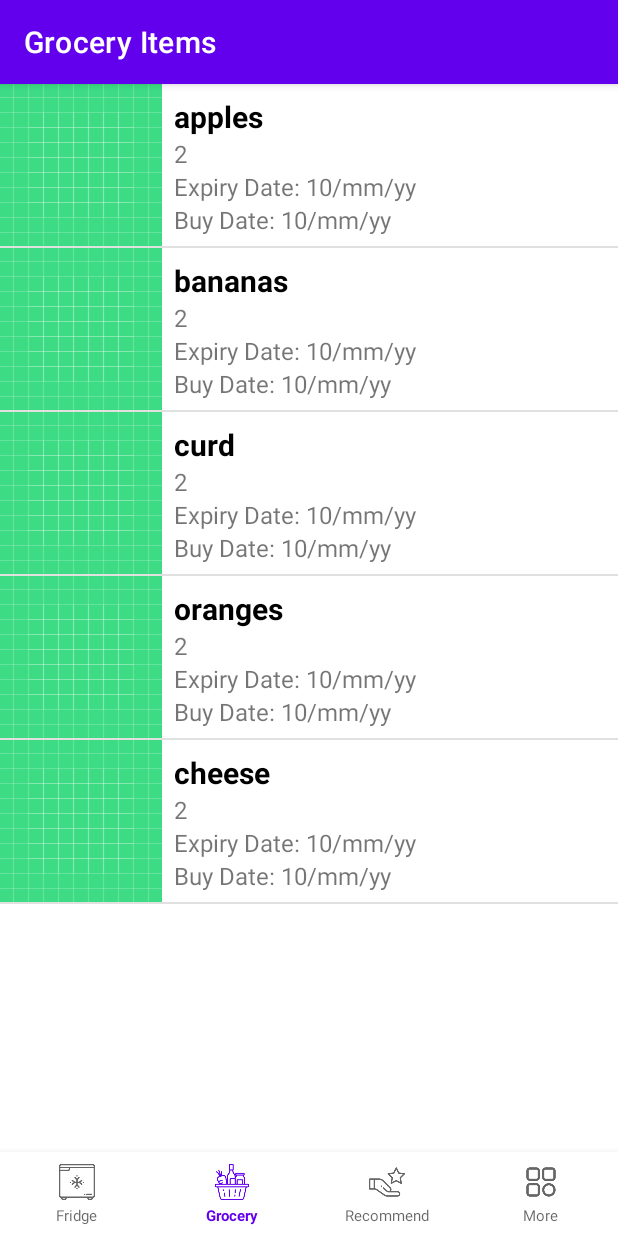
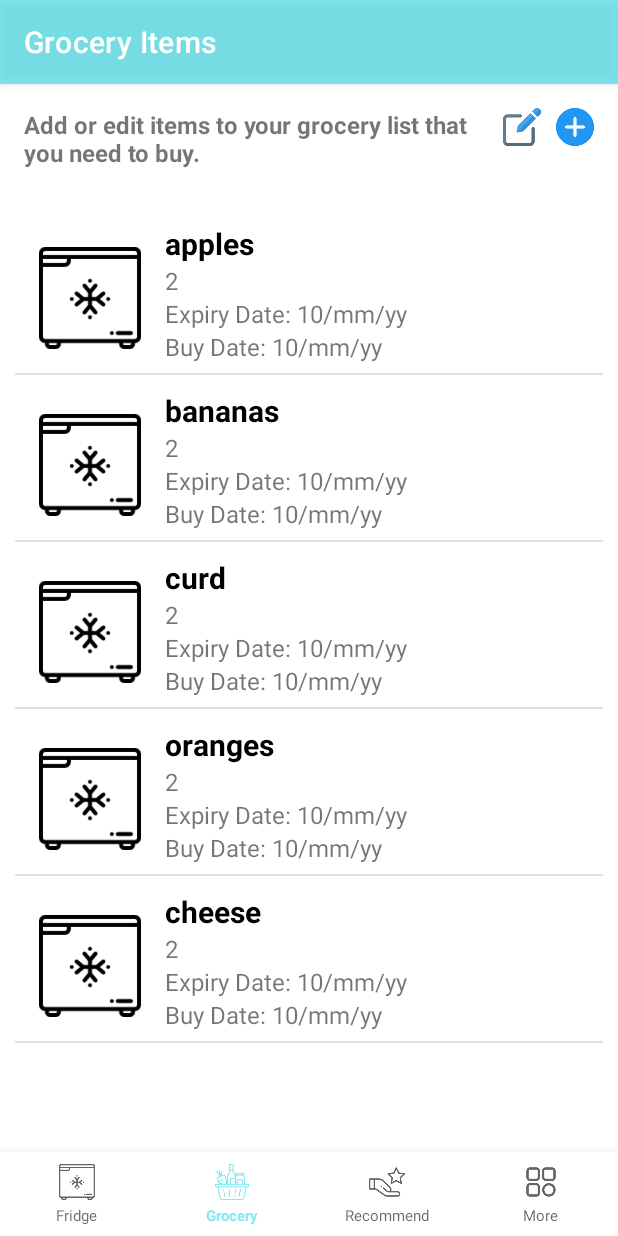
Before and after one commit to ankiarora/Frigg-frontEnd, an Android app: the screen it shows after launch (NavActivity), item 2 of the bottom bar chosen, on a phone screen of 412 x 824 dp. Run offline under Robolectric (Android 15) with nearby library versions, the phone set to English and light mode, and no system bars; our stand-ins replace Volley; network calls fail.

Commit message:
Edit items and save button in groceries

```diff
--- a/app/src/main/java/com/aseproject/frigg/adapter/GroceryAdapter.java
+++ b/app/src/main/java/com/aseproject/frigg/adapter/GroceryAdapter.java
@@ -5,6 +5,8 @@ import android.util.Log;
 import android.view.LayoutInflater;
 import android.view.View;
 import android.view.ViewGroup;
+import android.widget.ImageView;
+import android.widget.LinearLayout;
 import android.widget.TextView;
 
 import androidx.annotation.NonNull;
@@ -14,8 +16,6 @@ import com.aseproject.frigg.R;
 import com.aseproject.frigg.model.FoodItem;
 import com.aseproject.frigg.service.SessionFacade;
 
-import org.w3c.dom.Text;
-
 import java.util.ArrayList;
 import java.util.List;
 
@@ -23,15 +23,17 @@ public class GroceryAdapter extends RecyclerView.Adapter<GroceryAdapter.MoreMedD
 
     private static final String TAG = GroceryAdapter.class.getSimpleName();
     private final Context context;
+    private final boolean enableEditMode;
     private List<FoodItem> groceries = new ArrayList<>();
     private final SessionFacade sessionFacade;
 
-    public GroceryAdapter(Context context, List<FoodItem> medDocs) {
+    public GroceryAdapter(Context context, List<FoodItem> medDocs, boolean enableEditMode) {
         Log.d(TAG, "ADAPTER: " + medDocs);
         if (groceries != null) {
             groceries = medDocs;
         }
         this.context = context;
+        this.enableEditMode = enableEditMode;
         sessionFacade = new SessionFacade();
     }
 
@@ -43,7 +45,6 @@ public class GroceryAdapter extends RecyclerView.Adapter<GroceryAdapter.MoreMedD
 
     @Override
     public void onBindViewHolder(MoreMedDocListHolder holder, int position) {
-
         FoodItem foodItem = groceries.get(position);
         holder.bind(foodItem);
     }
@@ -57,6 +58,10 @@ public class GroceryAdapter extends RecyclerView.Adapter<GroceryAdapter.MoreMedD
 
     protected class MoreMedDocListHolder extends RecyclerView.ViewHolder {
 
+        private LinearLayout llAddSubtract;
+        private TextView tvFoodCountCrack;
+        private ImageView ivSubtractItem;
+        private ImageView ivAddItem;
         private FoodItem foodItem;
         private TextView tvItemName;
         private TextView tvItemAmount;
@@ -72,12 +77,39 @@ public class GroceryAdapter extends RecyclerView.Adapter<GroceryAdapter.MoreMedD
 
             tvItemName = itemView.findViewById(R.id.foodItemName);
             tvItemAmount = itemView.findViewById(R.id.foodAmt);
+            ivSubtractItem = itemView.findViewById(R.id.subtract_item);
+            ivAddItem = itemView.findViewById(R.id.add_item);
+            llAddSubtract = itemView.findViewById(R.id.llAddSubtract);
+            tvFoodCountCrack = itemView.findViewById(R.id.food_count_track);
         }
 
         public void bind(FoodItem foodItem) {
+            if(enableEditMode) {
+                llAddSubtract.setVisibility(View.VISIBLE);
+            }
             this.foodItem = foodItem;
             tvItemName.setText(foodItem.getItemName());
-            tvItemAmount.setText(foodItem.getItemQty());
+            tvItemAmount.setText(Integer.toString(foodItem.getQuantity()));
+            tvFoodCountCrack.setText(Integer.toString(foodItem.getQuantity()));
+
+            ivAddItem.setOnClickListener(view -> {
+                int qty = foodItem.getQuantity();
+                qty++;
+                foodItem.setQuantity(qty);
+                tvItemAmount.setText(Integer.toString(foodItem.getQuantity()));
+                tvFoodCountCrack.setText(Integer.toString(foodItem.getQuantity()));
+            });
+            ivSubtractItem.setOnClickListener(view -> {
+                int qty = foodItem.getQuantity();
+                qty--;
+                if(qty<1) {
+                    //show alert and remove the item from list
+                } else {
+                    foodItem.setQuantity(qty);
+                    tvItemAmount.setText(Integer.toString(foodItem.getQuantity()));
+                    tvFoodCountCrack.setText(Integer.toString(foodItem.getQuantity()));
+                }
+            });
         }
     }
 }
--- a/app/src/main/java/com/aseproject/frigg/fragment/GroceryFragment.java
+++ b/app/src/main/java/com/aseproject/frigg/fragment/GroceryFragment.java
@@ -8,13 +8,13 @@ import androidx.annotation.Nullable;
 import androidx.fragment.app.Fragment;
 import androidx.recyclerview.widget.DividerItemDecoration;
 import androidx.recyclerview.widget.LinearLayoutManager;
-import androidx.recyclerview.widget.RecyclerView;
 import androidx.swiperefreshlayout.widget.SwipeRefreshLayout;
 
 import android.util.Log;
 import android.view.LayoutInflater;
 import android.view.View;
 import android.view.ViewGroup;
+import android.widget.Button;
 import android.widget.ImageView;
 import android.widget.LinearLayout;
 import android.widget.TextView;
@@ -47,6 +47,9 @@ public class GroceryFragment extends Fragment implements GroceryService.GroceryS
     private SwipeRefreshLayout groceriesRefreshLayout;
     private static final String PURPOSE = "GROCERY_RESULTS";
     private GroceryAdapter groceryAdapter;
+    private ImageView ivEditItems;
+    private Button btnSaveEditedItems;
+    private ImageView ivAddItems;
 
     @Override
     public void onAttach(@NonNull Context context) {
@@ -67,9 +70,12 @@ public class GroceryFragment extends Fragment implements GroceryService.GroceryS
         ((NavActivity)context).setTitle(getString(R.string.grocery_title));
 
         // Find Views
+        ivEditItems = view.findViewById(R.id.ivEditItems);
+        ivAddItems = view.findViewById(R.id.ivAddItems);
         groceriesRecyclerView = view.findViewById(R.id.groceriesRecyclerView);
         groceriesRefreshLayout = view.findViewById(R.id.groceriesRefreshLayout);
         mEmptyView = view.findViewById(R.id.groceries_empty_view);
+        btnSaveEditedItems = view.findViewById(R.id.btnSaveEditedItems);
         groceriesTextView = view.findViewById(R.id.groceries_empty_text_view);
 
         // Pull To Refresh
@@ -78,6 +84,22 @@ public class GroceryFragment extends Fragment implements GroceryService.GroceryS
 
         setRecyclerView();
         downloadGroceries(getString(R.string.fetching_data));
+        handleButtonActions();
+    }
+
+    private void handleButtonActions() {
+        ivEditItems.setOnClickListener(view -> {
+            updateUI(AppSessionManager.getInstance().getGroceries(), true);
+            btnSaveEditedItems.setVisibility(View.VISIBLE);
+        });
+
+        ivAddItems.setOnClickListener(view -> {
+
+        });
+
+        btnSaveEditedItems.setOnClickListener(view -> {
+            updateUI(AppSessionManager.getInstance().getGroceries(), false);
+        });
     }
 
     // Swipe Refresh Layout
@@ -110,8 +132,9 @@ public class GroceryFragment extends Fragment implements GroceryService.GroceryS
         DividerItemDecoration dividerItemDecoration = new DividerItemDecoration(context, layoutManager.getOrientation());
         groceriesRecyclerView.addItemDecoration(dividerItemDecoration);
     }
-    private void updateUI(List<FoodItem> groceries) {
-        groceryAdapter = new GroceryAdapter(context, groceries);
+
+    private void updateUI(List<FoodItem> groceries, boolean enableEditMode) {
+        groceryAdapter = new GroceryAdapter(context, groceries, enableEditMode);
         groceriesRecyclerView.setAdapter(groceryAdapter);
 
         groceriesRecyclerView.getRecycledViewPool().clear();
@@ -129,7 +152,7 @@ public class GroceryFragment extends Fragment implements GroceryService.GroceryS
 
     @Override
     public void notifyFetchSuccess(List<FoodItem> labResults) {
-        updateUI(labResults);
+        updateUI(labResults, false);
         ((NavActivity) context).hideActivityIndicator();
     }
 
@@ -156,7 +179,7 @@ public class GroceryFragment extends Fragment implements GroceryService.GroceryS
                 FoodItem[] labResults = new Gson().fromJson(json, FoodItem[].class);
                 AppSessionManager.getInstance().setGroceries(new LinkedList<>(Arrays.asList(labResults)));
                 Log.d(TAG, "Groceries retrieved: " + AppSessionManager.getInstance().getGroceries().size());
-                updateUI(AppSessionManager.getInstance().getGroceries());
+                updateUI(AppSessionManager.getInstance().getGroceries(), false);
             } catch (JsonParseException exception) {
                 Log.e(TAG, "exception:" + exception);
             }
--- a/app/src/main/java/com/aseproject/frigg/model/FoodItem.java
+++ b/app/src/main/java/com/aseproject/frigg/model/FoodItem.java
@@ -2,13 +2,17 @@ package com.aseproject.frigg.model;
 
 public class FoodItem {
     private String grocery_item_name;
-    private String quantity;
+    private Integer quantity;
 
     public String getItemName() {
         return grocery_item_name;
     }
 
-    public String getItemQty() {
+    public Integer getQuantity() {
         return quantity;
     }
+
+    public void setQuantity(int quantity) {
+        this.quantity = quantity;
+    }
 }
--- a/app/src/main/res/layout/food_item.xml
+++ b/app/src/main/res/layout/food_item.xml
@@ -5,17 +5,20 @@
 
     <LinearLayout
         android:layout_width="match_parent"
-        android:layout_height="wrap_content">
+        android:layout_height="wrap_content"
+        android:layout_marginTop="10dp">
 
         <ImageView
-            android:layout_width="wrap_content"
-            android:layout_height="wrap_content"
-            android:src="@drawable/ic_launcher_background" />
+            android:layout_width="100dp"
+            android:layout_height="100dp"
+            android:paddingLeft="16dp"
+            android:paddingRight="16dp"
+            android:src="@drawable/fridge_icon" />
         <LinearLayout
             android:layout_width="match_parent"
             android:layout_height="match_parent"
             android:orientation="vertical"
-            android:padding="8dp">
+            android:layout_weight="1">
             <TextView
                 android:id="@+id/foodItemName"
                 android:layout_width="wrap_content"
@@ -41,6 +44,41 @@
                 android:textSize="16sp"
                 android:text="Buy Date: 10/mm/yy"/>
         </LinearLayout>
+
+        <LinearLayout
+            android:id="@+id/llAddSubtract"
+            android:layout_width="wrap_content"
+            android:layout_height="wrap_content"
+            android:orientation="horizontal"
+            android:layout_gravity="center"
+            android:layout_margin="10dp"
+            android:visibility="gone">
+            <ImageView
+                android:id="@+id/subtract_item"
+                android:layout_width="25dp"
+                android:layout_height="25dp"
+                android:padding="2dp"
+                android:src="@drawable/subtract_icon"/>
+
+            <TextView
+                android:id="@+id/food_count_track"
+                android:layout_width="wrap_content"
+                android:layout_height="match_parent"
+                android:layout_marginLeft="10dp"
+                android:layout_marginRight="10dp"
+                android:gravity="center_vertical"
+                android:textSize="16sp"
+                android:textStyle="bold"
+                android:text="3"/>
+
+            <ImageView
+                android:id="@+id/add_item"
+                android:layout_width="25dp"
+                android:layout_height="25dp"
+                android:padding="2dp"
+                android:src="@drawable/add_icon"/>
+        </LinearLayout>
+
     </LinearLayout>
 
 
--- a/app/src/main/res/layout/fragment_grocery.xml
+++ b/app/src/main/res/layout/fragment_grocery.xml
@@ -13,14 +13,61 @@
             android:id="@+id/groceriesRefreshLayout"
             android:layout_width="match_parent"
             android:layout_height="match_parent"
-            android:gravity="top"
-            android:clipToPadding="false">
-            <com.aseproject.frigg.common.FriggRecyclerView
-                android:id="@+id/groceriesRecyclerView"
+            android:clipToPadding="false"
+            android:gravity="top">
+
+            <LinearLayout
                 android:layout_width="match_parent"
                 android:layout_height="match_parent"
-                android:gravity="top"
-                android:scrollbars="vertical"/>
+                android:orientation="vertical">
+
+                <LinearLayout
+                    android:layout_width="match_parent"
+                    android:layout_height="wrap_content"
+                    android:padding="16dp"
+                    android:orientation="horizontal">
+
+                    <TextView
+                        android:layout_width="wrap_content"
+                        android:layout_height="wrap_content"
+                        android:layout_weight="1"
+                        android:textStyle="bold"
+                        android:text="Add or edit items to your grocery list that you need to buy."
+                        android:textSize="16sp" />
+
+                    <ImageView
+                        android:id="@+id/ivEditItems"
+                        android:layout_width="25dp"
+                        android:layout_height="25dp"
+                        android:layout_marginLeft="10dp"
+                        android:src="@drawable/edit_icon"/>
+
+                    <ImageView
+                        android:id="@+id/ivAddItems"
+                        android:layout_width="25dp"
+                        android:layout_height="25dp"
+                        android:layout_marginLeft="10dp"
+                        android:src="@drawable/add_icon"/>
+                </LinearLayout>
+
+                <com.aseproject.frigg.common.FriggRecyclerView
+                    android:id="@+id/groceriesRecyclerView"
+                    android:layout_width="match_parent"
+                    android:layout_height="match_parent"
+                    android:layout_weight="1"
+                    android:gravity="top"
+                    android:padding="10dp"
+                    android:scrollbars="vertical" />
+
+                <Button
+                    android:id="@+id/btnSaveEditedItems"
+                    android:layout_width="wrap_content"
+                    android:layout_height="wrap_content"
+                    android:layout_gravity="center"
+                    android:layout_margin="16dp"
+                    android:visibility="gone"
+                    android:text="SAVE" />
+            </LinearLayout>
 
         </androidx.swiperefreshlayout.widget.SwipeRefreshLayout>
 
@@ -30,22 +77,22 @@
             android:id="@+id/groceries_empty_view"
             android:layout_width="match_parent"
             android:layout_height="match_parent"
-            android:orientation="vertical"
+            android:background="@color/white"
             android:gravity="center"
-            android:background="@color/white">
+            android:orientation="vertical">
 
             <ImageView
                 android:layout_width="200dp"
                 android:layout_height="220dp"
-                app:srcCompat="@drawable/ic_launcher_background"/>
+                app:srcCompat="@drawable/ic_launcher_background" />
 
             <TextView
                 android:id="@+id/groceries_empty_text_view"
                 android:layout_width="match_parent"
                 android:layout_height="wrap_content"
                 android:layout_marginLeft="16dp"
+                android:layout_marginTop="0dp"
                 android:layout_marginRight="16dp"
-                android:layout_marginTop="0dp"
                 android:gravity="center"
                 android:text="Sorry! list is empty."
                 android:textSize="15sp" />
--- a/app/src/main/res/values-night/themes.xml
+++ b/app/src/main/res/values-night/themes.xml
@@ -2,12 +2,12 @@
     <!-- Base application theme. -->
     <style name="Theme.Frigg" parent="Theme.MaterialComponents.DayNight.DarkActionBar">
         <!-- Primary brand color. -->
-        <item name="colorPrimary">@color/purple_200</item>
-        <item name="colorPrimaryVariant">@color/purple_700</item>
+        <item name="colorPrimary">@color/teal</item>
+        <item name="colorPrimaryVariant">@color/teal</item>
         <item name="colorOnPrimary">@color/black</item>
         <!-- Secondary brand color. -->
-        <item name="colorSecondary">@color/teal_200</item>
-        <item name="colorSecondaryVariant">@color/teal_200</item>
+        <item name="colorSecondary">@color/teal_light</item>
+        <item name="colorSecondaryVariant">@color/teal_light</item>
         <item name="colorOnSecondary">@color/black</item>
         <!-- Status bar color. -->
         <item name="android:statusBarColor" tools:targetApi="l">?attr/colorPrimaryVariant</item>
--- a/app/src/main/res/values/colors.xml
+++ b/app/src/main/res/values/colors.xml
@@ -1,8 +1,7 @@
 <?xml version="1.0" encoding="utf-8"?>
 <resources>
-    <color name="purple_200">#FFBB86FC</color>
-    <color name="purple_500">#FF6200EE</color>
-    <color name="purple_700">#FF3700B3</color>
+    <color name="teal">#B34EDFE9</color>
+    <color name="teal_light">#804EDFE9</color>
     <color name="teal_200">#FF03DAC5</color>
     <color name="teal_700">#FF018786</color>
     <color name="black">#FF000000</color>
--- a/app/src/main/res/values/themes.xml
+++ b/app/src/main/res/values/themes.xml
@@ -2,12 +2,12 @@
     <!-- Base application theme. -->
     <style name="Theme.Frigg" parent="Theme.MaterialComponents.DayNight.DarkActionBar">
         <!-- Primary brand color. -->
-        <item name="colorPrimary">@color/purple_500</item>
-        <item name="colorPrimaryVariant">@color/purple_700</item>
+        <item name="colorPrimary">@color/teal</item>
+        <item name="colorPrimaryVariant">@color/teal</item>
         <item name="colorOnPrimary">@color/white</item>
         <!-- Secondary brand color. -->
-        <item name="colorSecondary">@color/teal_200</item>
-        <item name="colorSecondaryVariant">@color/teal_700</item>
+        <item name="colorSecondary">@color/teal_light</item>
+        <item name="colorSecondaryVariant">@color/teal_light</item>
         <item name="colorOnSecondary">@color/black</item>
         <!-- Status bar color. -->
         <item name="android:statusBarColor" tools:targetApi="l">?attr/colorPrimaryVariant</item>
```
Also changed, not shown: app/src/main/res/drawable/add_icon.png (added), app/src/main/res/drawable/edit_icon.png (added), app/src/main/res/drawable/subtract_icon.png (added).
